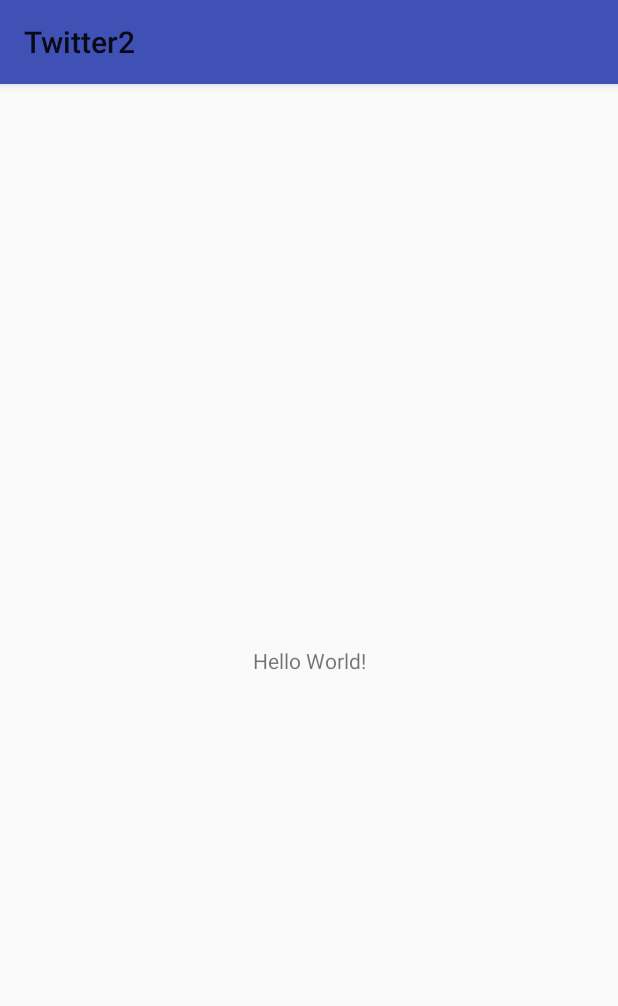
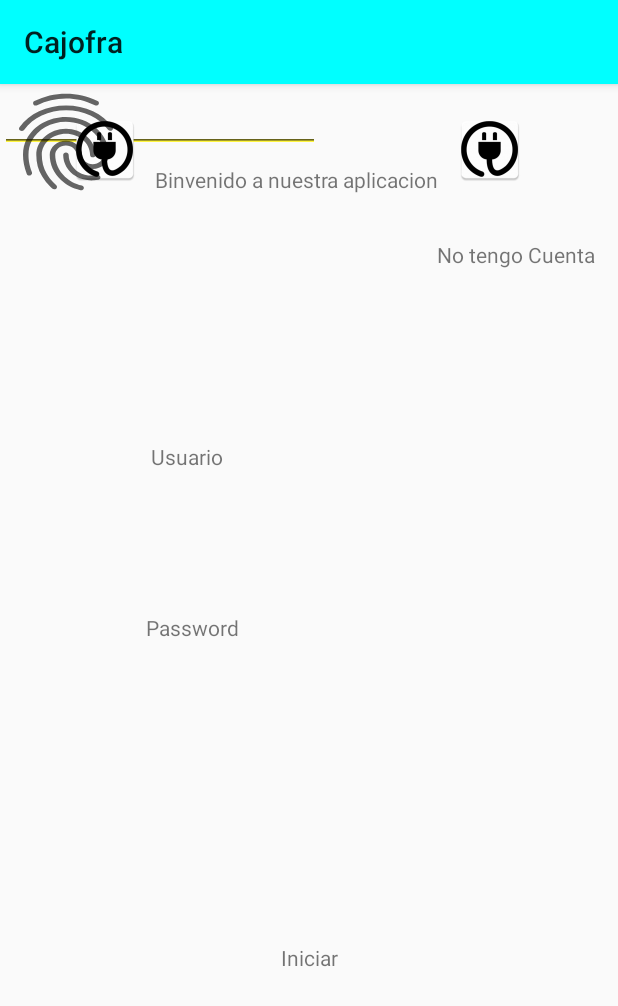
Before and after one commit to GhostFire117/Twitter2, an Android app: the screen it shows after launch (MainActivity), on a phone screen of 412 x 824 dp. Shown: the top 1006 px of the screen. Run offline under Robolectric (Android 15) with nearby library versions, the phone set to English and light mode, and no system bars.

Commit message:
Diseño de la primer Activity

```diff
--- a/Twitter2/app/src/main/res/layout/activity_main.xml
+++ b/Twitter2/app/src/main/res/layout/activity_main.xml
@@ -9,10 +9,135 @@
     <TextView
         android:layout_width="wrap_content"
         android:layout_height="wrap_content"
-        android:text="Hello World!"
+        android:text="Binvenido a nuestra aplicacion"
+        app:layout_constraintBottom_toBottomOf="parent"
+        app:layout_constraintHorizontal_bias="0.464"
+        app:layout_constraintLeft_toLeftOf="parent"
+        app:layout_constraintRight_toRightOf="parent"
+        app:layout_constraintTop_toTopOf="parent"
+        app:layout_constraintVertical_bias="0.072"
+        android:id="@+id/textView3" />
+
+    <TextView
+        android:id="@+id/textView"
+        android:layout_width="wrap_content"
+        android:layout_height="wrap_content"
+        android:layout_marginBottom="8dp"
+        android:layout_marginLeft="8dp"
+        android:layout_marginRight="8dp"
+        android:layout_marginTop="8dp"
+        android:text="Usuario"
+        app:layout_constraintBottom_toBottomOf="parent"
+        app:layout_constraintHorizontal_bias="0.267"
+        app:layout_constraintLeft_toLeftOf="parent"
+        app:layout_constraintRight_toRightOf="parent"
+        app:layout_constraintTop_toTopOf="parent"
+        app:layout_constraintVertical_bias="0.315" />
+
+    <TextView
+        android:id="@+id/textView2"
+        android:layout_width="wrap_content"
+        android:layout_height="wrap_content"
+        android:layout_marginBottom="8dp"
+        android:layout_marginLeft="8dp"
+        android:layout_marginRight="8dp"
+        android:layout_marginTop="8dp"
+        android:text="Password"
+        app:layout_constraintBottom_toBottomOf="parent"
+        app:layout_constraintHorizontal_bias="0.267"
+        app:layout_constraintLeft_toLeftOf="parent"
+        app:layout_constraintRight_toRightOf="parent"
+        app:layout_constraintTop_toTopOf="parent"
+        app:layout_constraintVertical_bias="0.47" />
+
+    <Button
+        android:id="@+id/button"
+        android:layout_width="88dp"
+        android:layout_height="77dp"
+        android:background="?android:attr/fingerprintAuthDrawable"
+        android:visibility="visible"
+        tools:layout_editor_absoluteX="148dp"
+        tools:layout_editor_absoluteY="308dp" />
+
+    <EditText
+        android:id="@+id/editText"
+        android:layout_width="wrap_content"
+        android:layout_height="wrap_content"
+        android:ems="10"
+        android:inputType="textPassword"
+        tools:layout_editor_absoluteX="84dp"
+        tools:layout_editor_absoluteY="250dp" />
+
+    <EditText
+        android:id="@+id/editText2"
+        android:layout_width="wrap_content"
+        android:layout_height="wrap_content"
+        android:ems="10"
+        android:inputType="textPersonName"
+        tools:layout_editor_absoluteX="84dp"
+        tools:layout_editor_absoluteY="176dp" />
+
+    <ImageView
+        android:id="@+id/imageView"
+        android:layout_width="wrap_content"
+        android:layout_height="wrap_content"
+        app:srcCompat="@mipmap/ic_launcher"
+        app:layout_constraintTop_toTopOf="parent"
+        android:layout_marginTop="8dp"
+        app:layout_constraintBottom_toBottomOf="parent"
+        android:layout_marginBottom="8dp"
+        android:layout_marginRight="8dp"
+        app:layout_constraintRight_toRightOf="parent"
+        android:layout_marginLeft="8dp"
+        app:layout_constraintLeft_toLeftOf="parent"
+        app:layout_constraintHorizontal_bias="0.109"
+        app:layout_constraintVertical_bias="0.017" />
+
+    <ImageView
+        android:id="@+id/imageView2"
+        android:layout_width="wrap_content"
+        android:layout_height="wrap_content"
+        app:srcCompat="@mipmap/ic_launcher"
+        app:layout_constraintTop_toTopOf="parent"
+        android:layout_marginTop="8dp"
+        app:layout_constraintBottom_toBottomOf="parent"
+        android:layout_marginBottom="8dp"
+        android:layout_marginRight="8dp"
+        app:layout_constraintRight_toRightOf="parent"
+        android:layout_marginLeft="8dp"
+        app:layout_constraintLeft_toLeftOf="parent"
+        app:layout_constraintHorizontal_bias="0.846"
+        app:layout_constraintVertical_bias="0.017" />
+
+    <TextView
+        android:id="@+id/textView4"
+        android:layout_width="wrap_content"
+        android:layout_height="wrap_content"
+        android:layout_marginBottom="8dp"
+        android:layout_marginLeft="8dp"
+        android:layout_marginRight="8dp"
+        android:layout_marginTop="8dp"
+        android:text="Iniciar"
         app:layout_constraintBottom_toBottomOf="parent"
         app:layout_constraintLeft_toLeftOf="parent"
         app:layout_constraintRight_toRightOf="parent"
-        app:layout_constraintTop_toTopOf="parent" />
+        app:layout_constraintTop_toTopOf="parent"
+        app:layout_constraintVertical_bias="0.771" />
+
+    <TextView
+        android:id="@+id/textView5"
+        android:layout_width="wrap_content"
+        android:layout_height="wrap_content"
+        android:layout_marginBottom="8dp"
+        android:layout_marginLeft="8dp"
+        android:layout_marginRight="8dp"
+        android:layout_marginTop="8dp"
+        android:text="No tengo Cuenta"
+        app:layout_constraintBottom_toBottomOf="parent"
+        app:layout_constraintHorizontal_bias="0.974"
+        app:layout_constraintLeft_toLeftOf="parent"
+        app:layout_constraintRight_toRightOf="parent"
+        app:layout_constraintTop_toTopOf="parent"
+        app:layout_constraintVertical_bias="0.131" />
 
 </android.support.constraint.ConstraintLayout>
--- a/Twitter2/app/src/main/res/values/colors.xml
+++ b/Twitter2/app/src/main/res/values/colors.xml
@@ -1,6 +1,6 @@
 <?xml version="1.0" encoding="utf-8"?>
 <resources>
-    <color name="colorPrimary">#3F51B5</color>
-    <color name="colorPrimaryDark">#303F9F</color>
-    <color name="colorAccent">#FF4081</color>
+    <color name="colorPrimary">#00FFFF</color>
+    <color name="colorPrimaryDark">#00FFFF</color>
+    <color name="colorAccent">#fff540</color>
 </resources>
--- a/Twitter2/app/src/main/res/values/strings.xml
+++ b/Twitter2/app/src/main/res/values/strings.xml
@@ -1,3 +1,3 @@
 <resources>
-    <string name="app_name">Twitter2</string>
+    <string name="app_name">Cajofra</string>
 </resources>
```
Also changed, not shown: Twitter2/app/src/main/ic_launcher-web.png (added), Twitter2/app/src/main/res/mipmap-hdpi/ic_launcher.png, Twitter2/app/src/main/res/mipmap-mdpi/ic_launcher.png, Twitter2/app/src/main/res/mipmap-xhdpi/ic_launcher.png, Twitter2/app/src/main/res/mipmap-xxhdpi/ic_launcher.png, Twitter2/app/src/main/res/mipmap-xxxhdpi/ic_launcher.png, 1 other file.
